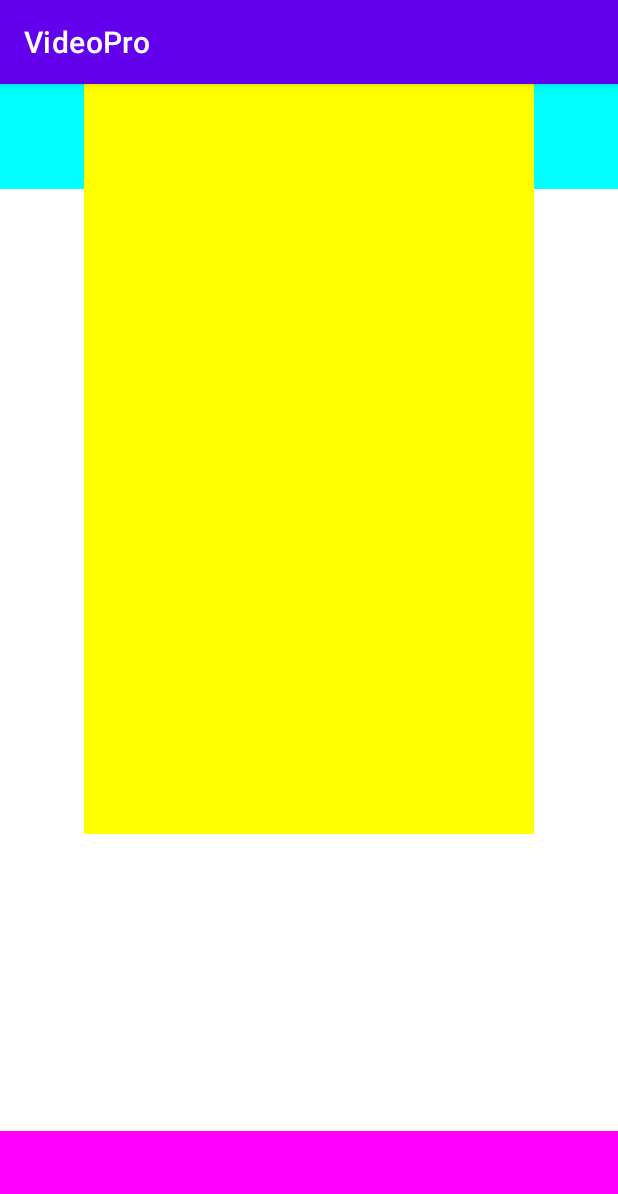
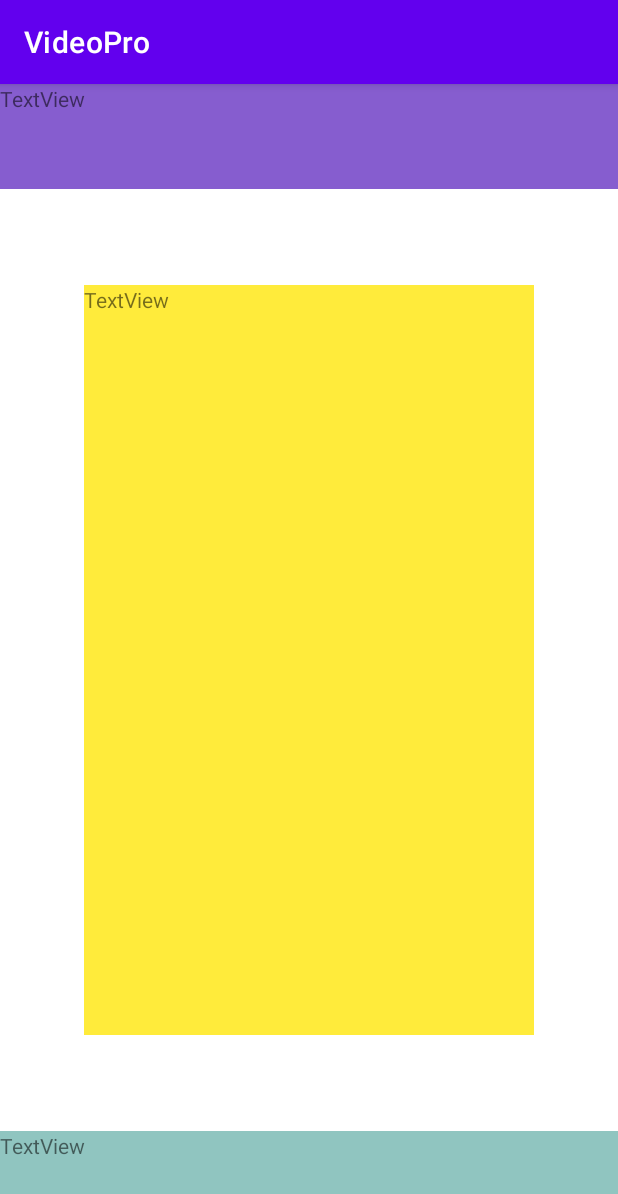
Before and after one commit to Wasp811/VideoPro, an Android app: the screen it shows after launch (MainActivity), on a phone screen of 412 x 824 dp. Shown: the top 1194 px of the screen. Run offline under Robolectric (Android 15) with nearby library versions, the light colour scheme and no system bars.

Commit message:
First commit - Unit_19

```diff
--- a/app/src/main/java/com/trofa811/videopro/MainActivity.kt
+++ b/app/src/main/java/com/trofa811/videopro/MainActivity.kt
@@ -2,10 +2,14 @@ package com.trofa811.videopro
 
 import androidx.appcompat.app.AppCompatActivity
 import android.os.Bundle
+//import android.view.LayoutInflater
+//import android.view.View.inflate
+//import android.view.ViewGroup
 
 class MainActivity : AppCompatActivity() {
     override fun onCreate(savedInstanceState: Bundle?) {
         super.onCreate(savedInstanceState)
         setContentView(R.layout.activity_main)
+
     }
 }
--- a/app/src/main/res/layout/activity_main.xml
+++ b/app/src/main/res/layout/activity_main.xml
@@ -1,44 +1,45 @@
 <?xml version="1.0" encoding="utf-8"?>
+
 <androidx.constraintlayout.widget.ConstraintLayout xmlns:android="http://schemas.android.com/apk/res/android"
     xmlns:app="http://schemas.android.com/apk/res-auto"
     xmlns:tools="http://schemas.android.com/tools"
     android:layout_width="match_parent"
     android:layout_height="match_parent"
+    android:orientation="vertical"
     tools:context=".MainActivity">
 
-    <LinearLayout
-        android:id="@+id/title"
-        android:layout_width="match_parent"
+
+    <TextView
+        android:id="@+id/textView"
+        android:layout_width="0dp"
         android:layout_height="70dp"
-        android:background="#00FFFF"
+        android:background="#865DCF"
+        android:text="@string/textview"
+        android:visibility="visible"
         app:layout_constraintEnd_toEndOf="parent"
         app:layout_constraintStart_toStartOf="parent"
-        app:layout_constraintTop_toTopOf="parent"
-        app:layout_constraintVertical_chainStyle="spread" />
+        app:layout_constraintTop_toTopOf="parent" />
 
+    <TextView
+        android:id="@+id/textView2"
+        android:layout_width="0dp"
+        android:layout_height="70dp"
+        android:background="#90C5C0"
+        android:text="@string/textview1"
+        android:visibility="visible"
+        app:layout_constraintBottom_toBottomOf="parent"
+        app:layout_constraintEnd_toEndOf="parent"
+        app:layout_constraintStart_toStartOf="parent" />
 
-
-
-    <LinearLayout
-        android:id="@+id/button1"
+    <TextView
+        android:id="@+id/textView3"
         android:layout_width="300dp"
         android:layout_height="500dp"
-        android:background="#FFFF00"
-        android:gravity="center"
+        android:background="#FFEB3B"
+        android:text="@string/textview3"
+        android:visibility="visible"
+        app:layout_constraintBottom_toTopOf="@+id/textView2"
         app:layout_constraintEnd_toEndOf="parent"
         app:layout_constraintStart_toStartOf="parent"
-        app:layout_constraintVertical_chainStyle="spread" />
-
-
-
-    <LinearLayout
-        android:id="@+id/box"
-        android:layout_width="match_parent"
-        android:layout_height="70dp"
-        android:background="#FF00FF"
-        app:layout_constraintBottom_toBottomOf="parent"
-        app:layout_constraintEnd_toEndOf="parent"
-        app:layout_constraintStart_toStartOf="parent"
-        app:layout_constraintVertical_chainStyle="spread" />
-
+        app:layout_constraintTop_toBottomOf="@+id/textView"/>
 </androidx.constraintlayout.widget.ConstraintLayout>
--- a/app/src/main/res/values-night/strings.xml
+++ b/app/src/main/res/values-night/strings.xml
@@ -1,3 +1,5 @@
 <?xml version="1.0" encoding="utf-8"?>
 <resources>
+    <string name="textview">TextView</string>
+    <string name="textview1">TextView</string>
 </resources>
--- a/app/src/main/res/values/strings.xml
+++ b/app/src/main/res/values/strings.xml
@@ -1,3 +1,6 @@
 <resources>
     <string name="app_name">VideoPro</string>
+    <string name="textview">TextView</string>
+    <string name="textview1">TextView</string>
+    <string name="textview3">TextView</string>
 </resources>
```
